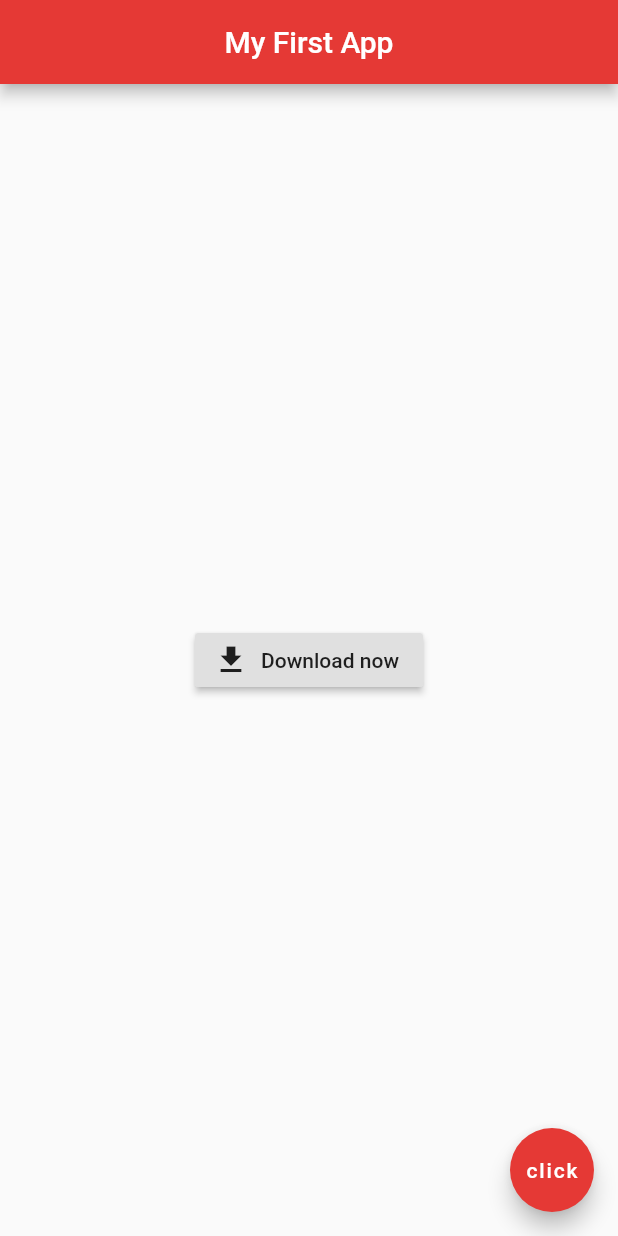
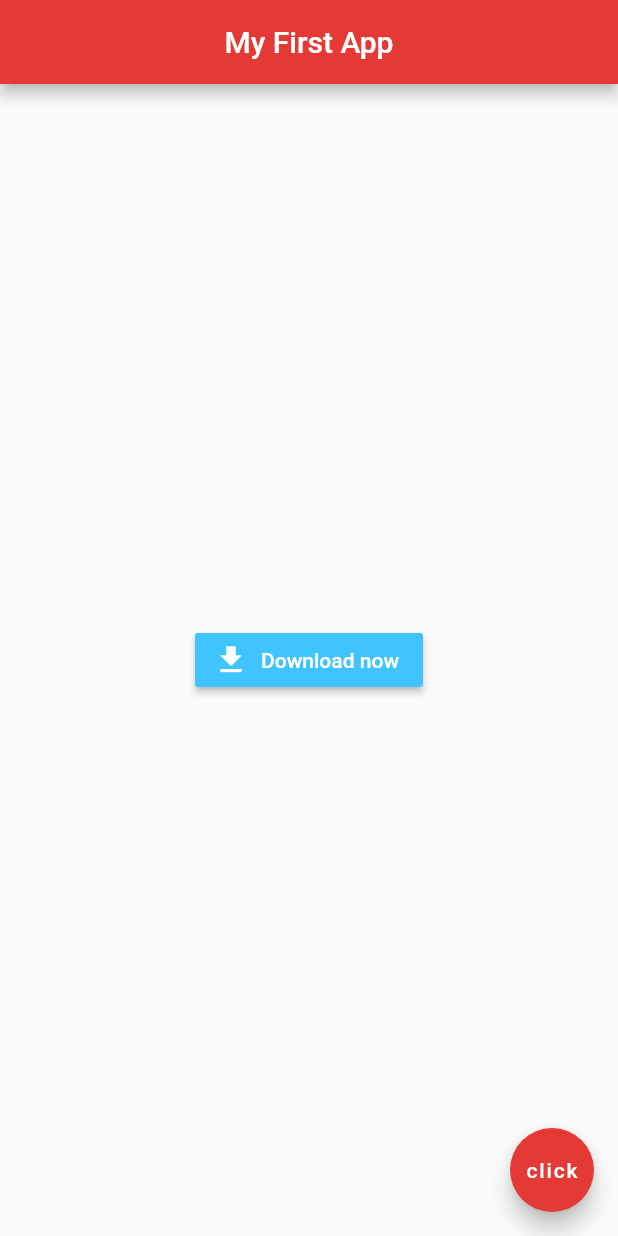
Before and after one commit to hollyphat/flutter-tutorial, a Flutter app: the screen it shows after launch, on a phone screen of 412 x 824 dp. Run offline on Flutter 3.47's test engine with Material 2 defaults, Android fonts, the phone set to English and light mode, and no system bars.

Commit message:
Add button with icon: update button properties

```diff
--- a/lib/main.dart
+++ b/lib/main.dart
@@ -20,7 +20,9 @@ class Home extends StatelessWidget {
             icon: Icon(
               Icons.file_download
             ),
-            label: Text("Download now")
+            label: Text("Download now"),
+          color: Colors.lightBlueAccent,
+          textColor: Colors.white,
         )
       ),
       floatingActionButton: FloatingActionButton(
```
